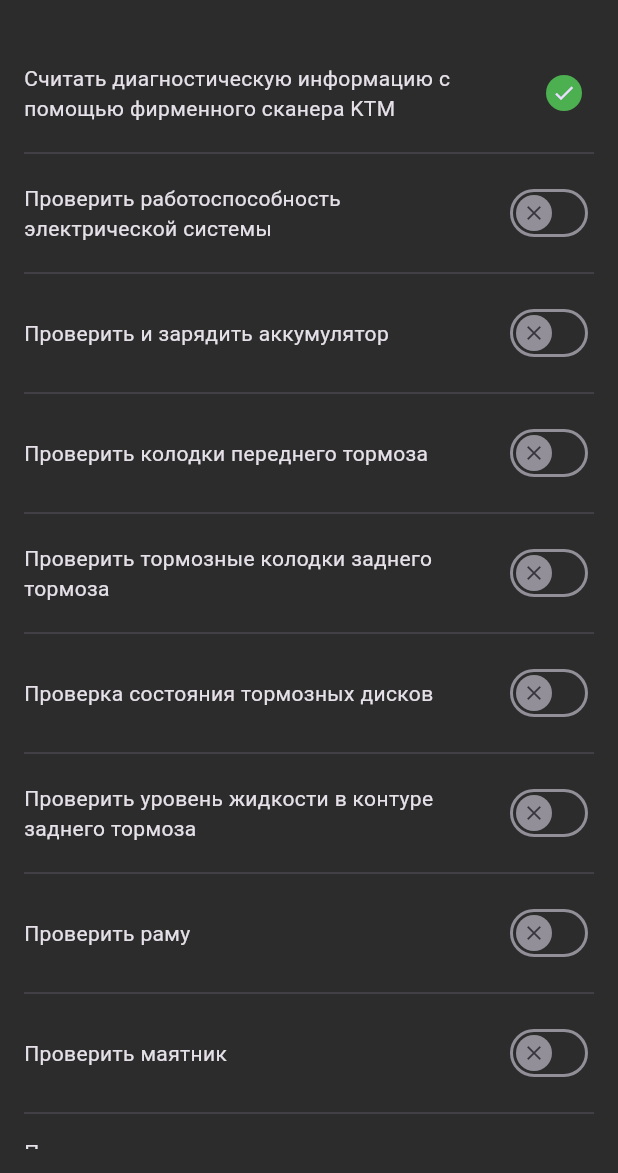
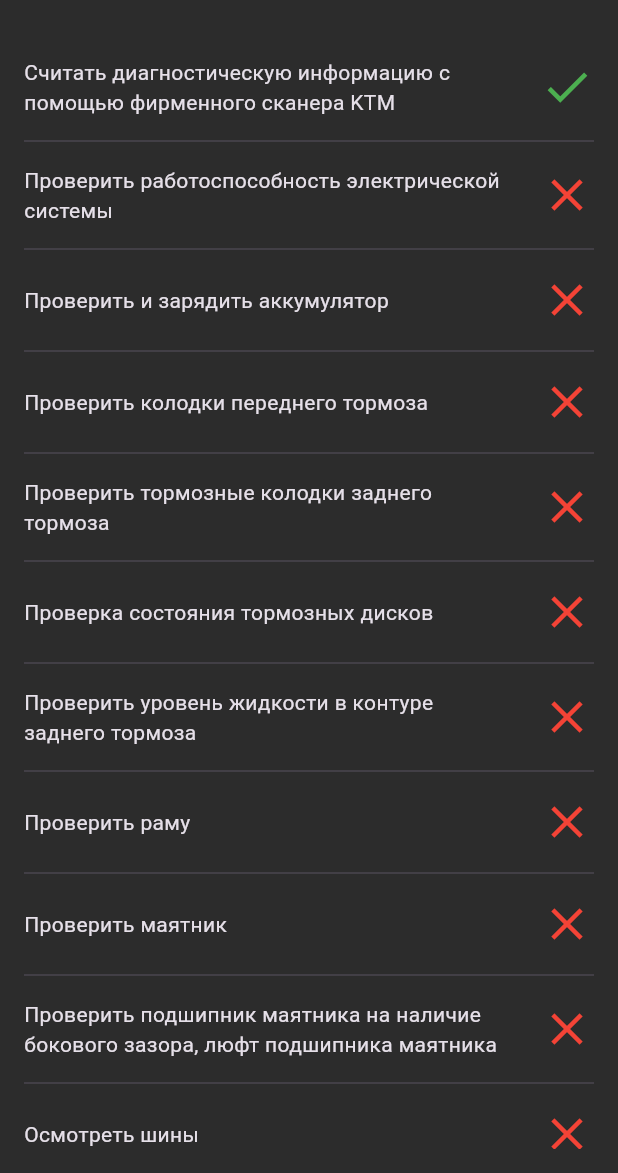
Before and after one commit to alexverbitsky/enduro_diagnostics_map, a Flutter app: the DiagnosticsScreen screen opened directly, after a tap on "Считать диагностическую информацию с пом", on a phone screen of 412 x 824 dp, the part 63-1236 px from its top. Run offline on Flutter 3.47's test engine with Material 3 defaults, Android fonts, the phone set to English and light mode, and no system bars; our stand-ins replace equatable, firebase_core, flutter_bloc, get_it; accounts and stored records are empty.

```diff
--- /dev/null
+++ b/lib/core/ui_kit/app_progress_overlay.dart
@@ -0,0 +1,67 @@
+import 'package:flutter/material.dart';
+
+class AppProgressOverlay extends StatefulWidget {
+  final bool shouldBeShown;
+
+  const AppProgressOverlay({
+    required this.shouldBeShown,
+    super.key,
+  });
+
+  @override
+  State<AppProgressOverlay> createState() => _AppProgressOverlayState();
+}
+
+class _AppProgressOverlayState extends State<AppProgressOverlay> {
+  bool _isVisible = true;
+  bool _isOpaque = true;
+
+  @override
+  void didUpdateWidget(covariant AppProgressOverlay oldWidget) {
+    super.didUpdateWidget(oldWidget);
+    if (widget.shouldBeShown) {
+      _showOverlay();
+    } else {
+      _hideOverlay();
+    }
+  }
+
+  @override
+  Widget build(BuildContext context) {
+    return AnimatedOpacity(
+      opacity: _isOpaque ? 1 : 0,
+      duration: const Duration(milliseconds: 500),
+      onEnd: () {
+        if (!_isOpaque) {
+          setState(() {
+            _isVisible = false;
+          });
+        }
+      },
+      child: Visibility(
+        visible: _isVisible,
+        child: Container(
+          decoration: BoxDecoration(
+            color: Theme.of(context).scaffoldBackgroundColor,
+          ),
+          child: const Center(
+            child: CircularProgressIndicator(color: Colors.white),
+          ),
+        ),
+      ),
+    );
+  }
+
+  void _showOverlay() {
+    setState(() {
+      _isVisible = true;
+      _isOpaque = true;
+    });
+  }
+
+  void _hideOverlay() {
+    setState(() {
+      _isOpaque = false;
+    });
+  }
+}
--- /dev/null
+++ b/lib/features/diagnostics/cubit/diagnostics_process_cubit.dart
@@ -0,0 +1,22 @@
+import 'package:enduro_diagnostics_map/features/diagnostics/repository/base_diagnostics_repository.dart';
+import 'package:enduro_diagnostics_map/features/diagnostics/repository/diagnostics_repository.dart';
+import 'package:equatable/equatable.dart';
+import 'package:flutter_bloc/flutter_bloc.dart';
+import 'package:get_it/get_it.dart';
+
+part 'diagnostics_process_state.dart';
+
+class DiagnosticsProcessCubit extends Cubit<DiagnosticsProcessState> {
+  final BaseDiagnosticsRepository _diagnosticsRepository = GetIt.I<DiagnosticsRepository>();
+
+  DiagnosticsProcessCubit() : super(const DiagnosticsProcessDataLoadingState());
+
+  void loadDiagnosticsTasks() async {
+    try {
+      final diagnosticsTasks = await _diagnosticsRepository.getDiagnosticsTasks();
+      emit(DiagnosticsProcessDataLoadedState(diagnosticsTasks));
+    } on Exception {
+      emit(const DiagnosticsProcessErrorState());
+    }
+  }
+}
--- /dev/null
+++ b/lib/features/diagnostics/cubit/diagnostics_process_state.dart
@@ -0,0 +1,25 @@
+part of 'diagnostics_process_cubit.dart';
+
+abstract class DiagnosticsProcessState extends Equatable {
+  const DiagnosticsProcessState();
+
+  @override
+  List<Object> get props => [];
+}
+
+class DiagnosticsProcessDataLoadingState extends DiagnosticsProcessState {
+  const DiagnosticsProcessDataLoadingState();
+}
+
+class DiagnosticsProcessDataLoadedState extends DiagnosticsProcessState {
+  final List<String> diagnosticsTasks;
+
+  const DiagnosticsProcessDataLoadedState(this.diagnosticsTasks);
+
+  @override
+  List<Object> get props => [diagnosticsTasks];
+}
+
+class DiagnosticsProcessErrorState extends DiagnosticsProcessState {
+  const DiagnosticsProcessErrorState();
+}
--- a/lib/features/diagnostics/data/checklist.dart
+++ /dev/null
@@ -1,36 +0,0 @@
-// TODO: Extract into a DB
-const checklist = [
-  'Считать диагностическую информацию с помощью фирменного сканера KTM',
-  'Проверить работоспособность электрической системы',
-  'Проверить и зарядить аккумулятор',
-  'Проверить колодки переднего тормоза',
-  'Проверить тормозные колодки заднего тормоза',
-  'Проверка состояния тормозных дисков',
-  'Проверить уровень жидкости в контуре заднего тормоза',
-  'Проверить раму',
-  'Проверить маятник',
-  'Проверить подшипник маятника на наличие бокового зазора, люфт подшипника маятника',
-  'Осмотреть шины',
-  'Проверить давление воздуха в шинах',
-  'Проверить ступицы колес',
-  'Проверить боковое биение обода колеса',
-  'Проверить натяжение спиц',
-  'Проверить состояние цепи, задней звездочки, звездочки двигателя и направляющей цепи',
-  'Проверить натяжение цепи',
-  'Проверить уровень жидкости в контуре гидравлического сцепления',
-  'Проверить уровень жидкости в контуре переднего тормоза',
-  'Проверить свободных ход рычага ручного тормоза',
-  'Проверить люфт подшипника рулевой колонки',
-  'Проверить свечу зажигания и соединитель свечи зажигания',
-  'Проверить все шланги и муфты на наличие трещин, утечек и правильности прокладки',
-  'Проверить уровень антифриза и охлаждающей жидкости',
-  'Проверить кабели на отсутствие повреждений. Кабели должны быть проложены без изгибов',
-  'Проверить тросы на отсутствие повреждений',
-  'Проверить воздушный фильтр',
-  'Провести обслуживание амортизатора',
-  'Проверить плотность затяжки винтов и гаек',
-  'Проверить направленность луча фары',
-  'Проверить безопасность эксплуатации транспортного средства и выполнить пробный заезд',
-  'После испытательного пробега выполнить считывание диагностической информации',
-  'Проверить люфт заднего амортизатора и прогрессии (при наличии)',
-];
--- /dev/null
+++ b/lib/features/diagnostics/repository/base_diagnostics_repository.dart
@@ -0,0 +1,3 @@
+abstract interface class BaseDiagnosticsRepository {
+  Future<List<String>> getDiagnosticsTasks();
+}
--- /dev/null
+++ b/lib/features/diagnostics/repository/diagnostics_repository.dart
@@ -0,0 +1,45 @@
+import 'package:enduro_diagnostics_map/features/diagnostics/repository/base_diagnostics_repository.dart';
+
+class DiagnosticsRepository implements BaseDiagnosticsRepository {
+  @override
+  Future<List<String>> getDiagnosticsTasks() async {
+    return Future.delayed(
+      const Duration(seconds: 1),
+      () => <String>[
+        'Считать диагностическую информацию с помощью фирменного сканера KTM',
+        'Проверить работоспособность электрической системы',
+        'Проверить и зарядить аккумулятор',
+        'Проверить колодки переднего тормоза',
+        'Проверить тормозные колодки заднего тормоза',
+        'Проверка состояния тормозных дисков',
+        'Проверить уровень жидкости в контуре заднего тормоза',
+        'Проверить раму',
+        'Проверить маятник',
+        'Проверить подшипник маятника на наличие бокового зазора, люфт подшипника маятника',
+        'Осмотреть шины',
+        'Проверить давление воздуха в шинах',
+        'Проверить ступицы колес',
+        'Проверить боковое биение обода колеса',
+        'Проверить натяжение спиц',
+        'Проверить состояние цепи, задней звездочки, звездочки двигателя и направляющей цепи',
+        'Проверить натяжение цепи',
+        'Проверить уровень жидкости в контуре гидравлического сцепления',
+        'Проверить уровень жидкости в контуре переднего тормоза',
+        'Проверить свободных ход рычага ручного тормоза',
+        'Проверить люфт подшипника рулевой колонки',
+        'Проверить свечу зажигания и соединитель свечи зажигания',
+        'Проверить все шланги и муфты на наличие трещин, утечек и правильности прокладки',
+        'Проверить уровень антифриза и охлаждающей жидкости',
+        'Проверить кабели на отсутствие повреждений. Кабели должны быть проложены без изгибов',
+        'Проверить тросы на отсутствие повреждений',
+        'Проверить воздушный фильтр',
+        'Провести обслуживание амортизатора',
+        'Проверить плотность затяжки винтов и гаек',
+        'Проверить направленность луча фары',
+        'Проверить безопасность эксплуатации транспортного средства и выполнить пробный заезд',
+        'После испытательного пробега выполнить считывание диагностической информации',
+        'Проверить люфт заднего амортизатора и прогрессии (при наличии)',
+      ],
+    );
+  }
+}
--- /dev/null
+++ b/lib/features/diagnostics/view/diagnostics_form.dart
@@ -0,0 +1,37 @@
+import 'package:enduro_diagnostics_map/features/diagnostics/view/diagnostics_item.dart';
+import 'package:flutter/material.dart';
+
+class DiagnosticsForm extends StatelessWidget {
+  final List<String> diagnosticsTasks;
+  final Function(int index, bool value) onTaskToggled;
+
+  const DiagnosticsForm({
+    required this.diagnosticsTasks,
+    required this.onTaskToggled,
+    super.key,
+  });
+
+  @override
+  Widget build(BuildContext context) {
+    return Padding(
+      padding: const EdgeInsets.all(16),
+      child: Column(
+        children: [
+          Expanded(
+            child: ListView.separated(
+              itemCount: diagnosticsTasks.length,
+              separatorBuilder: (context, index) => const Divider(),
+              itemBuilder: (context, index) {
+                final item = diagnosticsTasks[index];
+                return DiagnosticsItem(
+                  title: item,
+                  onChanged: (value) {},
+                );
+              },
+            ),
+          )
+        ],
+      ),
+    );
+  }
+}
--- a/lib/features/diagnostics/widgets/diagnostics_item.dart
+++ b/lib/features/diagnostics/view/diagnostics_item.dart
@@ -16,15 +16,6 @@ class DiagnosticsItem extends StatefulWidget {
 
 class _DiagnosticsItemState extends State<DiagnosticsItem> {
   bool _selected = false;
-
-  final WidgetStateProperty<Icon?> thumbIcon = WidgetStateProperty.resolveWith<Icon?>(
-    (Set<WidgetState> states) {
-      if (states.contains(WidgetState.selected)) {
-        return const Icon(Icons.check);
-      }
-      return const Icon(Icons.close);
-    },
-  );
 
   void toggle() {
     setState(() {
@@ -49,14 +40,20 @@ class _DiagnosticsItemState extends State<DiagnosticsItem> {
                 maxLines: 10,
               ),
             ),
-            const SizedBox(width: 16),
-            Switch(
-              thumbIcon: thumbIcon,
-              activeColor: Colors.green,
-              activeTrackColor: Theme.of(context).scaffoldBackgroundColor,
-              inactiveTrackColor: Theme.of(context).scaffoldBackgroundColor,
-              value: _selected,
-              onChanged: (_) => toggle(),
+            const SizedBox(width: 24),
+            AnimatedCrossFade(
+              firstChild: const Icon(
+                Icons.check,
+                color: Colors.green,
+                size: 36,
+              ),
+              secondChild: const Icon(
+                Icons.close,
+                color: Colors.red,
+                size: 36,
+              ),
+              crossFadeState: _selected ? CrossFadeState.showFirst : CrossFadeState.showSecond,
+              duration: const Duration(milliseconds: 200),
             ),
           ],
         ),
--- /dev/null
+++ b/lib/features/diagnostics/view/diagnostics_screen.dart
@@ -0,0 +1,45 @@
+import 'package:enduro_diagnostics_map/core/ui_kit/app_progress_overlay.dart';
+import 'package:enduro_diagnostics_map/features/diagnostics/cubit/diagnostics_process_cubit.dart';
+import 'package:enduro_diagnostics_map/features/diagnostics/view/diagnostics_form.dart';
+import 'package:flutter/material.dart';
+import 'package:flutter_bloc/flutter_bloc.dart';
+
+class DiagnosticsScreen extends StatefulWidget {
+  const DiagnosticsScreen({super.key});
+
+  @override
+  State<DiagnosticsScreen> createState() => _DiagnosticsScreenState();
+}
+
+class _DiagnosticsScreenState extends State<DiagnosticsScreen> {
+  @override
+  Widget build(BuildContext context) {
+    return BlocProvider(
+      create: (context) => DiagnosticsProcessCubit()..loadDiagnosticsTasks(),
+      child: Scaffold(
+        appBar: AppBar(
+          title: const Text('Диагностика'),
+          backgroundColor: Theme.of(context).scaffoldBackgroundColor,
+        ),
+        body: SafeArea(
+          child: BlocBuilder<DiagnosticsProcessCubit, DiagnosticsProcessState>(
+            builder: (context, state) {
+              return Stack(
+                children: [
+                  if (state is DiagnosticsProcessDataLoadedState)
+                    DiagnosticsForm(
+                      diagnosticsTasks: state.diagnosticsTasks,
+                      onTaskToggled: (index, value) {},
+                    ),
+                  AppProgressOverlay(
+                    shouldBeShown: state is! DiagnosticsProcessDataLoadedState,
+                  )
+                ],
+              );
+            },
+          ),
+        ),
+      ),
+    );
+  }
+}
--- a/lib/features/diagnostics/widgets/diagnostics_tab.dart
+++ b/lib/features/diagnostics/view/diagnostics_tab.dart
@@ -1,4 +1,4 @@
-import 'package:enduro_diagnostics_map/features/diagnostics/widgets/diagnostics_screen.dart';
+import 'package:enduro_diagnostics_map/features/diagnostics/view/diagnostics_screen.dart';
 import 'package:flutter/cupertino.dart';
 import 'package:flutter/material.dart';
 
--- a/lib/features/diagnostics/widgets/diagnostics_screen.dart
+++ /dev/null
@@ -1,44 +0,0 @@
-import 'package:enduro_diagnostics_map/features/diagnostics/data/checklist.dart';
-import 'package:enduro_diagnostics_map/features/diagnostics/widgets/diagnostics_item.dart';
-import 'package:flutter/material.dart';
-
-class DiagnosticsScreen extends StatefulWidget {
-  const DiagnosticsScreen({super.key});
-
-  @override
-  State<DiagnosticsScreen> createState() => _DiagnosticsScreenState();
-}
-
-class _DiagnosticsScreenState extends State<DiagnosticsScreen> {
-  @override
-  Widget build(BuildContext context) {
-    return Scaffold(
-      appBar: AppBar(
-        title: const Text('Диагностика'),
-        backgroundColor: Theme.of(context).scaffoldBackgroundColor,
-      ),
-      body: SafeArea(
-        child: Padding(
-          padding: const EdgeInsets.all(16),
-          child: Column(
-            children: [
-              Expanded(
-                child: ListView.separated(
-                  itemCount: checklist.length,
-                  separatorBuilder: (context, index) => const Divider(),
-                  itemBuilder: (context, index) {
-                    final item = checklist[index];
-                    return DiagnosticsItem(
-                      title: item,
-                      onChanged: (value) {},
-                    );
-                  },
-                ),
-              )
-            ],
-          ),
-        ),
-      ),
-    );
-  }
-}
--- /dev/null
+++ b/lib/locator.dart
@@ -0,0 +1,6 @@
+import 'package:enduro_diagnostics_map/features/diagnostics/repository/diagnostics_repository.dart';
+import 'package:get_it/get_it.dart';
+
+void setupLocator() {
+  GetIt.I.registerSingleton<DiagnosticsRepository>(DiagnosticsRepository());
+}
--- a/lib/main.dart
+++ b/lib/main.dart
@@ -1,10 +1,20 @@
-import 'package:enduro_diagnostics_map/features/diagnostics/widgets/diagnostics_tab.dart';
+import 'package:enduro_diagnostics_map/features/diagnostics/view/diagnostics_tab.dart';
 import 'package:enduro_diagnostics_map/features/settings/widgets/settings_tab.dart';
+import 'package:enduro_diagnostics_map/locator.dart';
 import 'package:enduro_diagnostics_map/shared/colors.dart';
 import 'package:flutter/cupertino.dart';
 import 'package:flutter/material.dart';
+import 'package:firebase_core/firebase_core.dart';
+import 'firebase_options.dart';
 
-void main() {
+void main() async {
+  WidgetsFlutterBinding.ensureInitialized();
+  await Firebase.initializeApp(
+    options: DefaultFirebaseOptions.currentPlatform,
+  );
+
+  setupLocator();
+
   runApp(const MyApp());
 }
 
--- a/pubspec.yaml
+++ b/pubspec.yaml
@@ -11,6 +11,10 @@ dependencies:
   flutter:
     sdk: flutter
   cupertino_icons: 1.0.8
+  firebase_core: 3.6.0
+  get_it: 8.0.2
+  equatable: 2.0.5
+  flutter_bloc: 8.1.6
 
 dev_dependencies:
   flutter_test:
```
Also changed, not shown: firebase.json (added), lib/firebase_options.dart (added), pubspec.lock, 15 other files.
